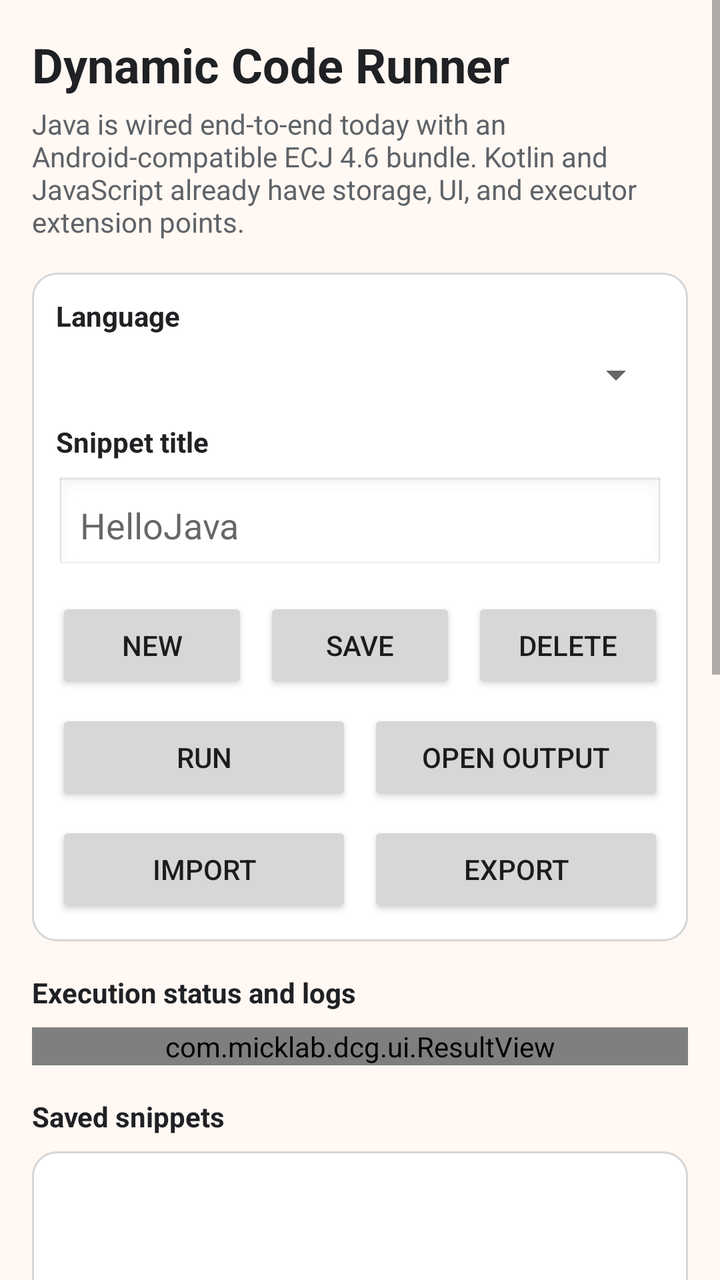
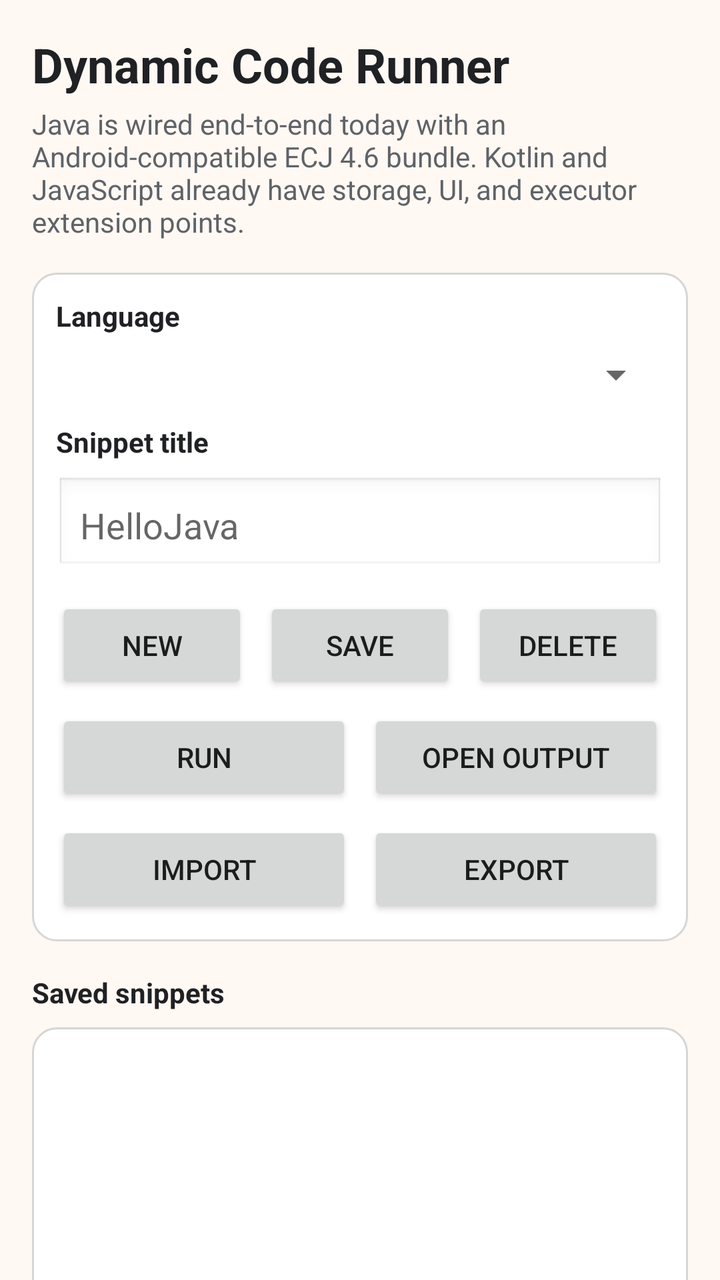

Two renders of the same Android screen: before a commit and after it. Below are the layout's source before the change and the commit's diff.
<!-- AndroidManifest.xml: application theme Theme.Dcg -->
<!-- res/layout/activity_main.xml -->
<?xml version="1.0" encoding="utf-8"?>
<ScrollView xmlns:android="http://schemas.android.com/apk/res/android"
    android:layout_width="match_parent"
    android:layout_height="match_parent"
    android:background="@color/surface"
    android:fillViewport="true">

    <LinearLayout
        android:layout_width="match_parent"
        android:layout_height="wrap_content"
        android:orientation="vertical"
        android:padding="16dp">

        <TextView
            android:layout_width="match_parent"
            android:layout_height="wrap_content"
            android:text="@string/editor_title"
            android:textColor="@color/textPrimary"
            android:textSize="24sp"
            android:textStyle="bold" />

        <TextView
            android:layout_width="match_parent"
            android:layout_height="wrap_content"
            android:layout_marginTop="4dp"
            android:text="@string/editor_subtitle"
            android:textColor="@color/textSecondary" />

        <LinearLayout
            android:layout_width="match_parent"
            android:layout_height="wrap_content"
            android:layout_marginTop="16dp"
            android:background="@drawable/panel_background"
            android:orientation="vertical"
            android:padding="12dp">

            <TextView
                android:layout_width="match_parent"
                android:layout_height="wrap_content"
                android:text="@string/language_label"
                android:textColor="@color/textPrimary"
                android:textStyle="bold" />

            <Spinner
                android:id="@+id/languageSpinner"
                android:layout_width="match_parent"
                android:layout_height="wrap_content"
                android:layout_marginTop="8dp" />

            <TextView
                android:layout_width="match_parent"
                android:layout_height="wrap_content"
                android:layout_marginTop="12dp"
                android:text="@string/title_label"
                android:textColor="@color/textPrimary"
                android:textStyle="bold" />

            <EditText
                android:id="@+id/titleInput"
                android:layout_width="match_parent"
                android:layout_height="wrap_content"
                android:layout_marginTop="8dp"
                android:background="@android:drawable/edit_text"
                android:hint="@string/title_hint"
                android:inputType="textCapWords"
                android:padding="12dp"
                android:textColor="@color/textPrimary" />

            <LinearLayout
                android:layout_width="match_parent"
                android:layout_height="wrap_content"
                android:layout_marginTop="12dp"
                android:orientation="horizontal">

                <Button
                    android:id="@+id/newButton"
                    android:layout_width="0dp"
                    android:layout_height="wrap_content"
                    android:layout_weight="1"
                    android:text="@string/action_new" />

                <Button
                    android:id="@+id/saveButton"
                    android:layout_width="0dp"
                    android:layout_height="wrap_content"
                    android:layout_marginStart="8dp"
                    android:layout_weight="1"
                    android:text="@string/action_save" />

                <Button
                    android:id="@+id/deleteButton"
                    android:layout_width="0dp"
                    android:layout_height="wrap_content"
                    android:layout_marginStart="8dp"
                    android:layout_weight="1"
                    android:text="@string/action_delete" />
            </LinearLayout>

            <LinearLayout
                android:layout_width="match_parent"
                android:layout_height="wrap_content"
                android:layout_marginTop="8dp"
                android:orientation="horizontal">

                <Button
                    android:id="@+id/runButton"
                    android:layout_width="0dp"
                    android:layout_height="wrap_content"
                    android:layout_weight="1"
                    android:text="@string/action_run" />

                <Button
                    android:id="@+id/openOutputButton"
                    android:layout_width="0dp"
                    android:layout_height="wrap_content"
                    android:layout_marginStart="8dp"
                    android:layout_weight="1"
                    android:text="@string/action_open_output" />
            </LinearLayout>

            <LinearLayout
                android:layout_width="match_parent"
                android:layout_height="wrap_content"
                android:layout_marginTop="8dp"
                android:orientation="horizontal">

                <Button
                    android:id="@+id/importButton"
                    android:layout_width="0dp"
                    android:layout_height="wrap_content"
                    android:layout_weight="1"
                    android:text="@string/action_import" />

                <Button
                    android:id="@+id/exportButton"
                    android:layout_width="0dp"
                    android:layout_height="wrap_content"
                    android:layout_marginStart="8dp"
                    android:layout_weight="1"
                    android:text="@string/action_export" />
            </LinearLayout>
        </LinearLayout>

        <TextView
            android:layout_width="match_parent"
            android:layout_height="wrap_content"
            android:layout_marginTop="16dp"
            android:text="@string/execution_log_label"
            android:textColor="@color/textPrimary"
            android:textStyle="bold" />

        <com.micklab.dcg.ui.ResultView
            android:id="@+id/executionLogView"
            android:layout_width="match_parent"
            android:layout_height="wrap_content"
            android:layout_marginTop="8dp" />

        <TextView
            android:layout_width="match_parent"
            android:layout_height="wrap_content"
            android:layout_marginTop="16dp"
            android:text="@string/saved_snippets_label"
            android:textColor="@color/textPrimary"
            android:textStyle="bold" />

        <ListView
            android:id="@+id/snippetListView"
            android:layout_width="match_parent"
            android:layout_height="220dp"
            android:layout_marginTop="8dp"
            android:background="@drawable/panel_background"
            android:divider="@android:color/transparent"
            android:dividerHeight="8dp"
            android:padding="8dp" />

        <TextView
            android:layout_width="match_parent"
            android:layout_height="wrap_content"
            android:layout_marginTop="16dp"
            android:text="@string/source_code_label"
            android:textColor="@color/textPrimary"
            android:textStyle="bold" />

        <EditText
            android:id="@+id/codeInput"
            android:layout_width="match_parent"
            android:layout_height="360dp"
            android:layout_marginTop="8dp"
            android:background="@drawable/panel_background"
            android:fontFamily="monospace"
            android:gravity="top|start"
            android:inputType="textMultiLine|textNoSuggestions|textVisiblePassword"
            android:overScrollMode="always"
            android:padding="12dp"
            android:scrollbars="vertical"
            android:textColor="@color/textPrimary"
            android:textSize="14sp" />
    </LinearLayout>
</ScrollView>
<!-- resources referenced by this layout -->
<resources>
  <color name="surface">#FFF8F3</color>
  <color name="textPrimary">#202124</color>
  <color name="textSecondary">#5F6368</color>
  <!-- drawable panel_background (drawable) -->
  <shape xmlns:android="http://schemas.android.com/apk/res/android" android:shape="rectangle">
      <solid android:color="@color/panel" />
      <corners android:radius="12dp" />
      <stroke
          android:width="1dp"
          android:color="@color/stroke" />
  </shape>
  <string name="action_delete">Delete</string>
  <string name="action_export">Export</string>
  <string name="action_import">Import</string>
  <string name="action_new">New</string>
  <string name="action_open_output">Open output</string>
  <string name="action_run">Run</string>
  <string name="action_save">Save</string>
  <string name="editor_subtitle">Java is wired end-to-end today with an Android-compatible ECJ 4.6 bundle. Kotlin and JavaScript already have storage, UI, and executor extension points.</string>
  <string name="editor_title">Dynamic Code Runner</string>
  <string name="execution_log_label">Execution status and logs</string>
  <string name="language_label">Language</string>
  <string name="saved_snippets_label">Saved snippets</string>
  <string name="source_code_label">Source code</string>
  <string name="title_hint">HelloJava</string>
  <string name="title_label">Snippet title</string>
  <style name="Theme.Dcg" parent="Theme.AppCompat.Light.NoActionBar">
          <item name="colorPrimary">@color/primary</item>
          <item name="colorPrimaryDark">@color/primaryDark</item>
          <item name="colorAccent">@color/accent</item>
          <item name="android:windowBackground">@color/surface</item>
      </style>
  <color name="panel">#FFFFFFFF</color>
  <color name="stroke">#D6D6D6</color>
  <color name="primary">#1B5E20</color>
  <color name="primaryDark">#104216</color>
  <color name="accent">#1565C0</color>
</resources>

<!-- the commit's change to res/layout/activity_main.xml (unified diff, before → after) -->
@@ -1,5 +1,5 @@
 <?xml version="1.0" encoding="utf-8"?>
-<ScrollView xmlns:android="http://schemas.android.com/apk/res/android"
+<androidx.core.widget.NestedScrollView xmlns:android="http://schemas.android.com/apk/res/android"
     android:layout_width="match_parent"
     android:layout_height="match_parent"
     android:background="@color/surface"
@@ -145,20 +145,6 @@
             android:layout_width="match_parent"
             android:layout_height="wrap_content"
             android:layout_marginTop="16dp"
-            android:text="@string/execution_log_label"
-            android:textColor="@color/textPrimary"
-            android:textStyle="bold" />
-
-        <com.micklab.dcg.ui.ResultView
-            android:id="@+id/executionLogView"
-            android:layout_width="match_parent"
-            android:layout_height="wrap_content"
-            android:layout_marginTop="8dp" />
-
-        <TextView
-            android:layout_width="match_parent"
-            android:layout_height="wrap_content"
-            android:layout_marginTop="16dp"
             android:text="@string/saved_snippets_label"
             android:textColor="@color/textPrimary"
             android:textStyle="bold" />
@@ -190,10 +176,26 @@
             android:fontFamily="monospace"
             android:gravity="top|start"
             android:inputType="textMultiLine|textNoSuggestions|textVisiblePassword"
+            android:nestedScrollingEnabled="true"
             android:overScrollMode="always"
             android:padding="12dp"
             android:scrollbars="vertical"
+            android:scrollbarStyle="insideInset"
             android:textColor="@color/textPrimary"
             android:textSize="14sp" />
+
+        <TextView
+            android:layout_width="match_parent"
+            android:layout_height="wrap_content"
+            android:layout_marginTop="16dp"
+            android:text="@string/execution_log_label"
+            android:textColor="@color/textPrimary"
+            android:textStyle="bold" />
+
+        <com.micklab.dcg.ui.ResultView
+            android:id="@+id/executionLogView"
+            android:layout_width="match_parent"
+            android:layout_height="wrap_content"
+            android:layout_marginTop="8dp" />
     </LinearLayout>
-</ScrollView>
+</androidx.core.widget.NestedScrollView>
